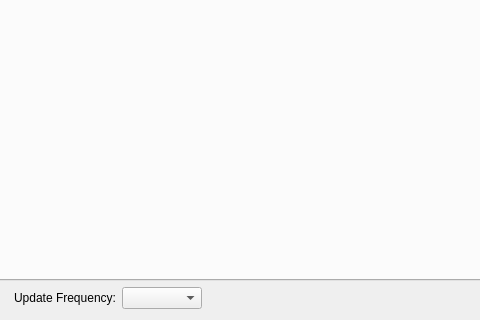
The window that src/ui/aq_telemetryView.ui (mpaperno/qgroundcontrol_aq) describes before a commit, drawn with Qt 5; both pictures show x 132 to 612 and y 354 to 674 of the 936 by 674 pixel window.
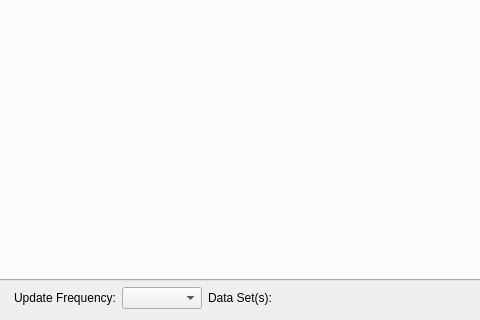
The same window after the commit.

Commit message: Telemetry view changes WIP.

Patch:
```diff
--- a/src/ui/aq_telemetryView.ui
+++ b/src/ui/aq_telemetryView.ui
@@ -196,6 +196,16 @@
        </property>
       </widget>
      </item>
+     <item>
+      <widget class="QLabel" name="label_dataSets">
+       <property name="text">
+        <string>Data Set(s):</string>
+       </property>
+      </widget>
+     </item>
+     <item>
+      <layout class="QHBoxLayout" name="hLayout_dataSets"/>
+     </item>
      <item>
       <spacer name="horizontalSpacer">
        <property name="orientation">
```
Left out of the diff: 10 changed lines with no effect on the pictures. The commit also changes 2 other files.
